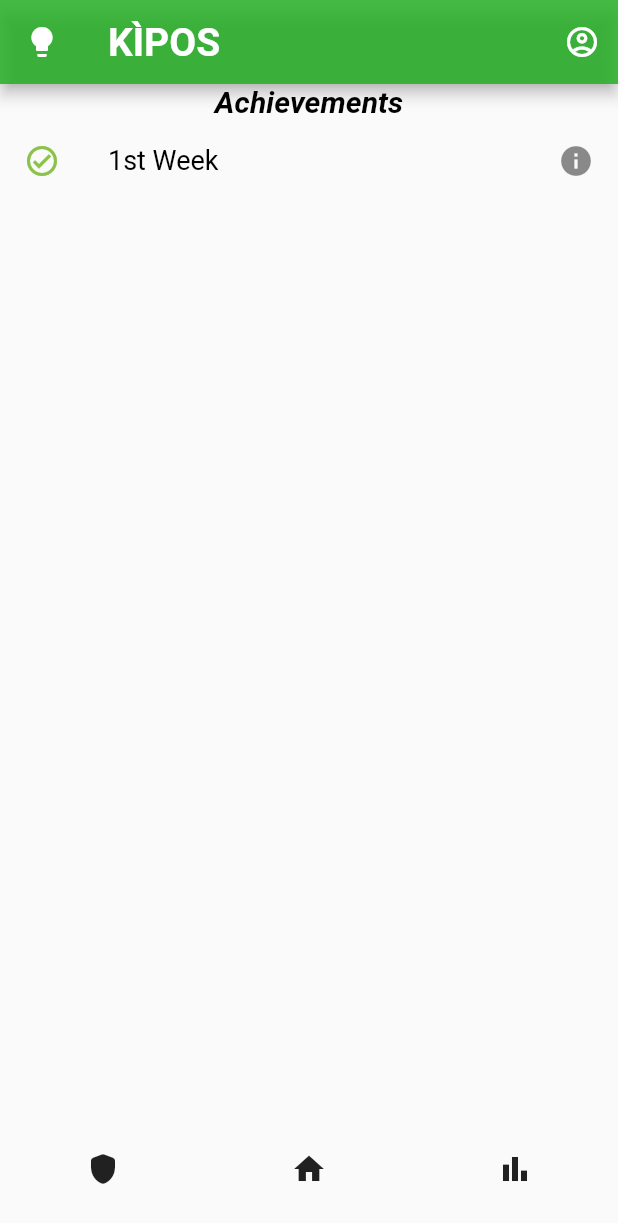
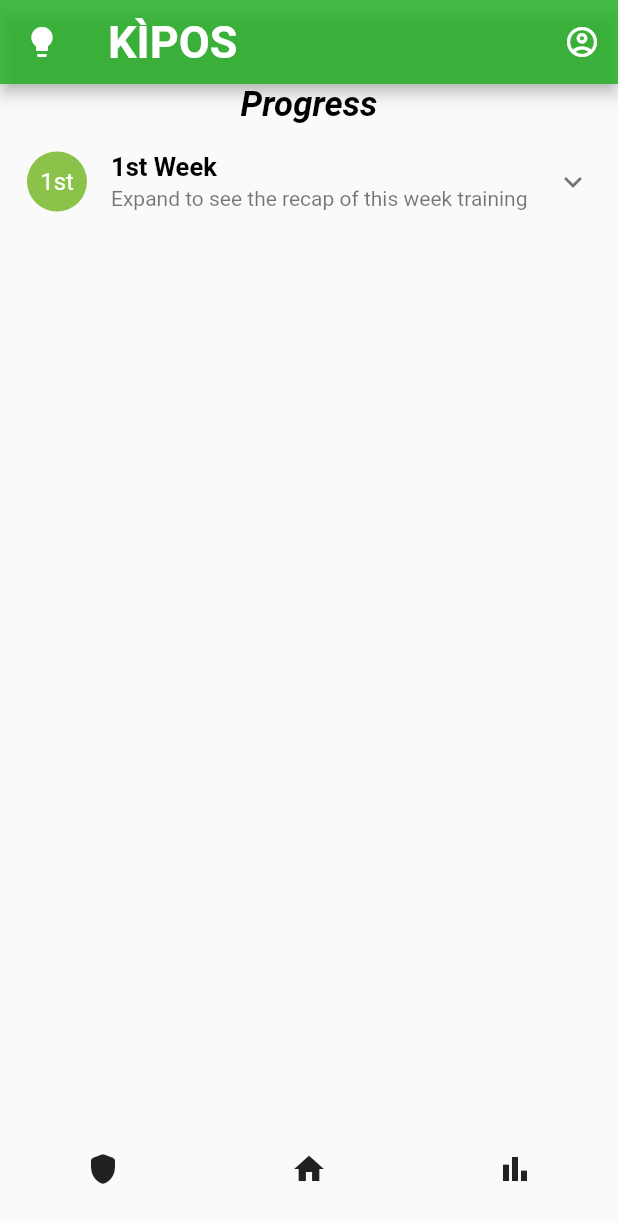
Before and after one commit to valemascio/KIPOS, a Flutter app: the screen it shows after launch, on a phone screen of 412 x 824 dp. Shown: the top 1223 px of the screen. Run offline on Flutter 3.47's test engine with Material 2 defaults, Android fonts, the phone set to English and light mode, and no system bars; drawn by our look-alikes of expansion_tile_card; our stand-ins replace material_design_icons_flutter.

Commit message:
Added ExpansionTileCard widget

```diff
--- a/kipos/lib/screens/homePage.dart
+++ b/kipos/lib/screens/homePage.dart
@@ -1,6 +1,7 @@
 import 'package:flutter/material.dart';
 import 'package:kipos/screens/badgePage.dart';
 import 'package:kipos/screens/statisticsPage.dart';
+import 'package:expansion_tile_card/expansion_tile_card.dart';
 //Bisogna importare anche le directories per tip, profile, badges, stats
 
 class HomePage extends StatelessWidget {
@@ -18,7 +19,7 @@ class HomePage extends StatelessWidget {
         title: (const Text('KÌPOS',
             style: TextStyle(
                 color: Color.fromARGB(255, 255, 255, 255),
-                fontSize: 26,
+                fontSize: 30,
                 fontWeight: FontWeight.bold))),
         backgroundColor: Color.fromARGB(213, 34, 175, 34),
         leading: IconButton(
@@ -46,26 +47,55 @@ class HomePage extends StatelessWidget {
         child: Column(
           children: [
             const Text(
-              'Achievements',
+              'Progress',
               style: TextStyle(
                   color: Color.fromARGB(255, 0, 0, 0),
-                  fontSize: 20,
+                  fontSize: 23,
                   fontWeight: FontWeight.bold,
                   fontStyle: FontStyle.italic), //TextStyle
             ), // Text
 
-            ListTile(
-                leading: const Icon(
-                  Icons.check_circle_outline_outlined,
-                  color: Colors.lightGreen,
+            ExpansionTileCard(
+              leading: CircleAvatar(
+                backgroundColor: Colors.lightGreen,
+                foregroundColor: Colors.white,
+                child: Text('1st'),
+              ),
+              title: Text('1st Week',
+                  style: TextStyle(
+                    color: Color.fromARGB(255, 0, 0, 0),
+                    fontSize: 17,
+                    fontWeight: FontWeight.bold,
+                  )),
+              subtitle: Text('Expand to see the recap of this week training'),
+              children: <Widget>[
+                Divider(
+                  thickness: 1.0,
+                  height: 1.0,
                 ),
-                title: const Text('1st Week',
-                    style: TextStyle(
-                      color: Color.fromARGB(255, 0, 0, 0),
-                      fontSize: 18,
-                    )),
-                onTap: () {},
-                trailing: const Icon(Icons.info)),
+                Align(
+                  alignment: Alignment.centerLeft,
+                  child: Padding(
+                    padding: const EdgeInsets.symmetric(
+                      horizontal: 16.0,
+                      vertical: 8.0,
+                    ),
+                    child: Text(
+                        'You have run this many km, burned this many cal and done this many steps'),
+                  ),
+                ),
+                ButtonBar(
+                  children: [
+                    IconButton(
+                      onPressed: () {
+                        Navigator.pushNamed(context, StatisticsPage.route);
+                      },
+                      icon: Icon(Icons.bar_chart),
+                    )
+                  ],
+                ),
+              ],
+            ),
             //Rendere il widget stateful
           ],
         ),
--- a/kipos/lib/screens/statisticsPage.dart
+++ b/kipos/lib/screens/statisticsPage.dart
@@ -1,7 +1,6 @@
 import 'package:flutter/material.dart';
 import 'package:kipos/screens/badgePage.dart';
 import 'package:kipos/screens/homePage.dart';
-import 'package:material_design_icons_flutter/material_design_icons_flutter.dart';
 
 class StatisticsPage extends StatelessWidget {
   const StatisticsPage({Key? key}) : super(key: key);
```
Also changed, not shown: kipos/pubspec.yaml (+4 -3 lines), kipos/pubspec.lock.
